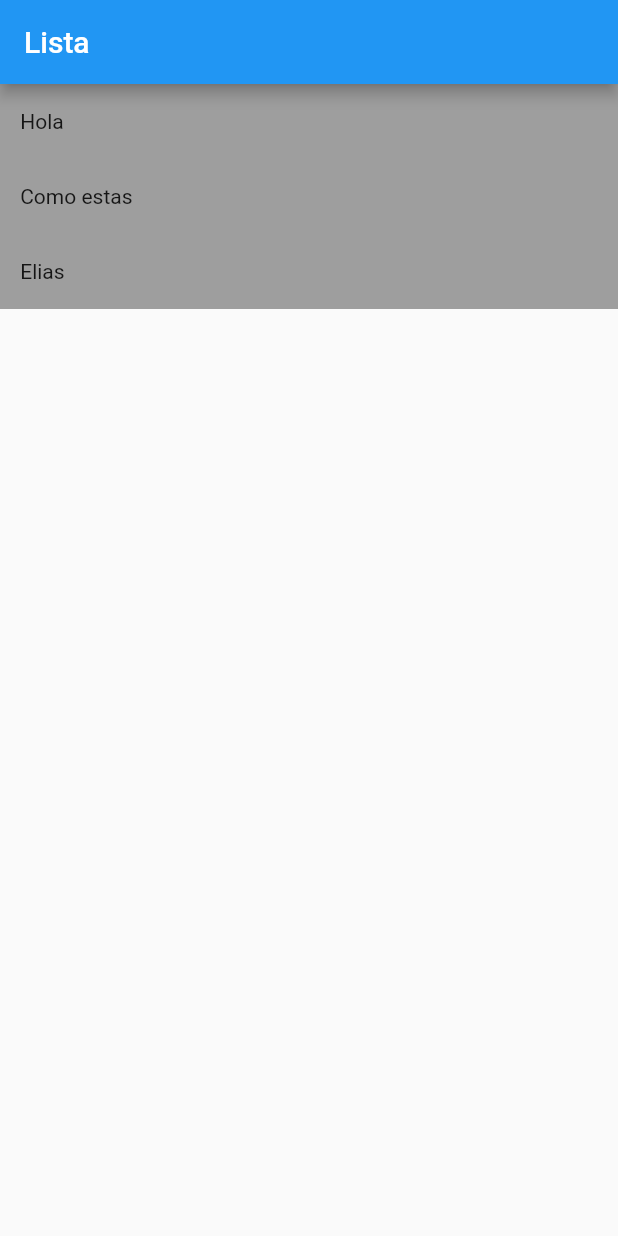
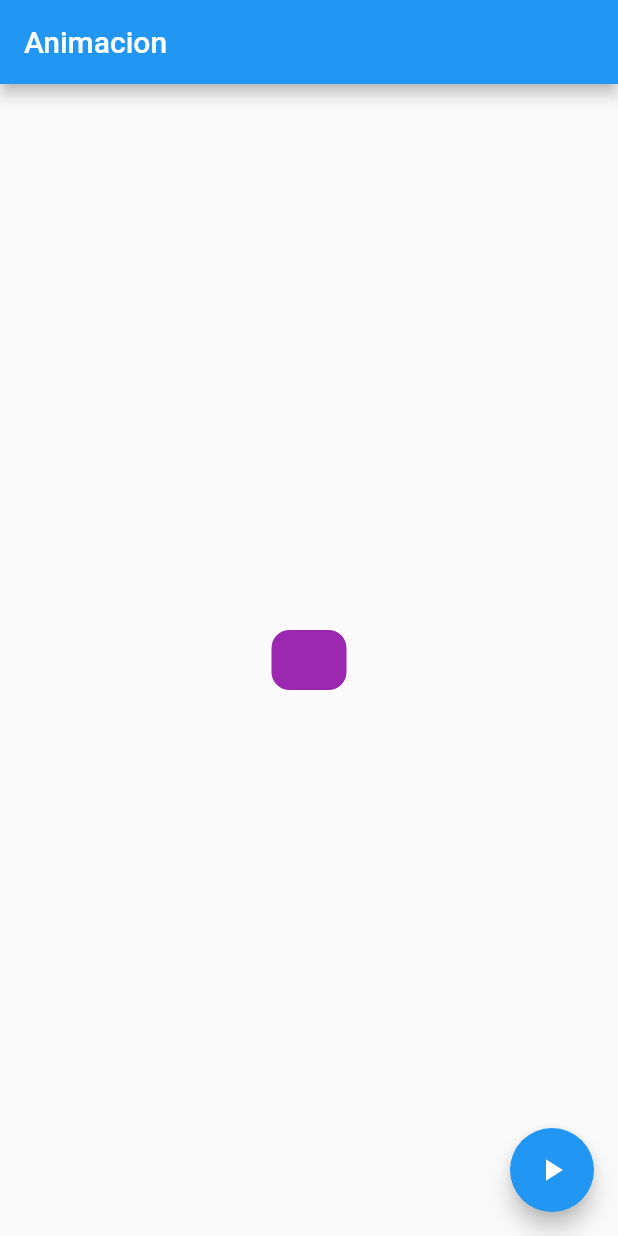
Before and after one commit to gustavo-exe/flutter_application_test, a Flutter app: the screen it shows after launch, on a phone screen of 412 x 824 dp. Run offline on Flutter 3.47's test engine with Material 2 defaults, Android fonts, the phone set to English and light mode, and no system bars.

Commit message:
Widget de animacion y nuevo device para emulacion

```diff
--- a/lib/main.dart
+++ b/lib/main.dart
@@ -1,18 +1,18 @@
 import 'package:flutter/material.dart';
-import 'package:flutter_application_test/pages/LIstInformation.dart';
+import 'package:flutter_application_test/pages/animaciones_page.dart';
 
 void main() {
   runApp(const MyApp());
 }
 
 class MyApp extends StatelessWidget {
-  const MyApp({super.key});
+  const MyApp({Key? key}) : super(key: key);
 
   @override
   Widget build(BuildContext context) {
     return const MaterialApp(
-      title: "My app",
-      home: ListInformation(),
-    );
+        debugShowCheckedModeBanner: false,
+        title: "Main",
+        home: AnimacionesPage());
   }
 }
--- a/lib/pages/LIstInformation.dart
+++ /dev/null
@@ -1,30 +0,0 @@
-import 'package:flutter/material.dart';
-
-class ListInformation extends StatefulWidget {
-  const ListInformation({super.key});
-
-  @override
-  State<ListInformation> createState() => AllList();
-}
-
-class AllList extends State<ListInformation> {
-  final List<String> nombres = <String>["Hola", "Como estas", "Elias"];
-
-  @override
-  Widget build(BuildContext context) {
-    return Scaffold(
-      appBar: AppBar(title: const Text("Lista")),
-      body: ListView.builder(
-          itemCount: nombres.length,
-          itemBuilder: (BuildContext context, int index) {
-            return Container(
-              height: 50,
-              alignment: Alignment.centerLeft,
-              padding: const EdgeInsets.only(left: 10.0),
-              color: Colors.grey,
-              child: Text(" ${nombres[index]} "),
-            );
-          }),
-    );
-  }
-}
--- /dev/null
+++ b/lib/pages/animaciones_page.dart
@@ -0,0 +1,60 @@
+import 'dart:math';
+
+import 'package:flutter/material.dart';
+
+class AnimacionesPage extends StatefulWidget {
+  const AnimacionesPage({Key? key}) : super(key: key);
+
+  @override
+  _AnimacionesPageState createState() => _AnimacionesPageState();
+}
+
+class _AnimacionesPageState extends State<AnimacionesPage> {
+  double ancho = 50;
+  double alto = 40;
+  Color bgColor = Colors.purple;
+  BorderRadiusGeometry bordeRedondeado = BorderRadius.circular(12);
+  double opacityLevele = 1.0;
+
+  void cambiaOpacidad() {
+    setState(() {
+      final random = Random();
+      alto = random.nextInt(300).toDouble();
+      ancho = random.nextInt(300).toDouble();
+      bgColor = Color.fromRGBO(
+          random.nextInt(156), random.nextInt(156), random.nextInt(156), 1);
+
+      opacityLevele = opacityLevele == 0 ? 1.0 : 0.0;
+    });
+  }
+
+  @override
+  Widget build(BuildContext context) {
+    return Scaffold(
+      appBar: AppBar(
+        title: const Text("Animacion"),
+      ),
+      body: Center(
+        child: AnimatedOpacity(
+          opacity: opacityLevele,
+          duration: const Duration(seconds: 2),
+          child: AnimatedContainer(
+            duration: Duration(seconds: 1),
+            width: ancho,
+            height: alto,
+            decoration:
+                BoxDecoration(color: bgColor, borderRadius: bordeRedondeado),
+          ),
+        ),
+      ),
+      floatingActionButton: FloatingActionButton(
+        onPressed: () {
+          setState(() {
+            cambiaOpacidad();
+          });
+        },
+        child: const Icon(Icons.play_arrow),
+      ),
+    );
+  }
+}
```
